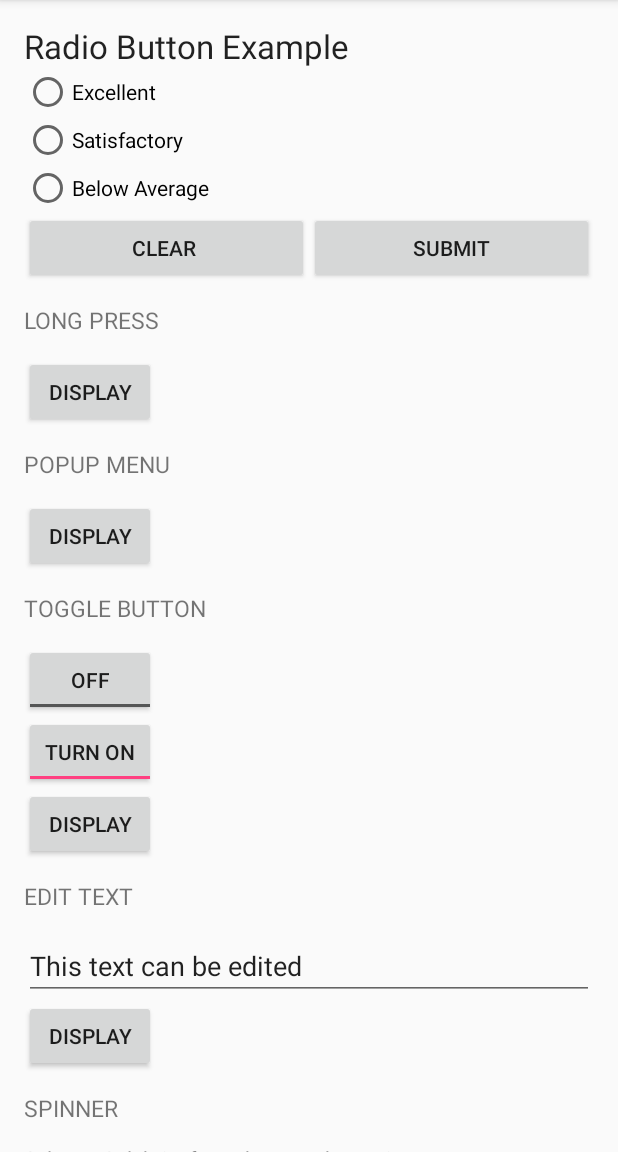
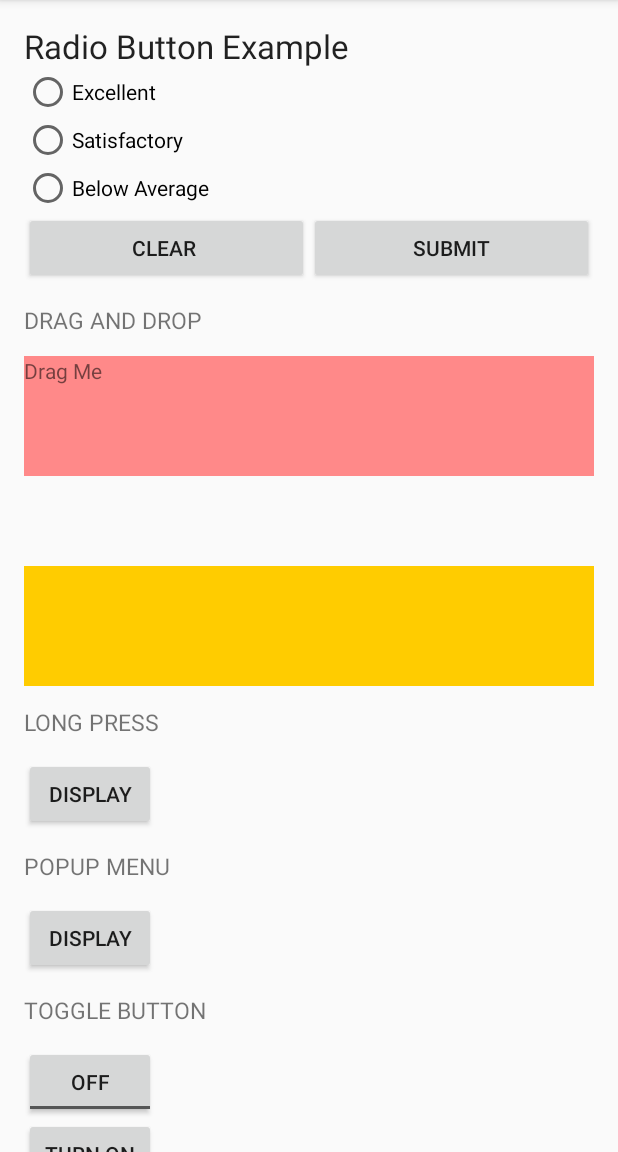
Before and after one commit to lukyth/anything, an Android app: the screen it shows after launch (MainActivity), after a tap on "DISPLAY", on a phone screen of 412 x 824 dp, the part 84-1236 px from its top. Run offline under Robolectric (Android 15) with nearby library versions, the phone set to English and light mode, and no system bars.

Commit message:
Add Drag and Drop example

```diff
--- a/app/src/main/res/layout/activity_main.xml
+++ b/app/src/main/res/layout/activity_main.xml
@@ -71,13 +71,40 @@
 
         <TextView
             style="@style/HeaderTextStyle"
+            android:text="Drag and Drop" />
+
+        <LinearLayout
+            android:id="@+id/pinkLayout"
+            android:layout_width="match_parent"
+            android:layout_height="80dp"
+            android:background="#FF8989"
+            android:orientation="vertical" >
+
+            <TextView
+                android:id="@+id/textViewDrag"
+                android:layout_width="wrap_content"
+                android:layout_height="wrap_content"
+                android:text="@string/drag_text" />
+        </LinearLayout>
+
+        <LinearLayout
+            android:id="@+id/yellowLayout"
+            android:layout_width="match_parent"
+            android:layout_height="80dp"
+            android:layout_marginTop="60dp"
+            android:background="#FFCC00"
+            android:orientation="vertical" >
+        </LinearLayout>
+
+        <TextView
+            style="@style/HeaderTextStyle"
             android:text="Long Press" />
 
         <Button
             android:id="@+id/buttonLongPress"
             android:layout_width="wrap_content"
             android:layout_height="wrap_content"
-            android:text="@string/btn_display"/>
+            android:text="@string/btn_display" />
 
         <TextView
             style="@style/HeaderTextStyle"
@@ -87,7 +114,7 @@
             android:id="@+id/buttonPopupMenu"
             android:layout_width="wrap_content"
             android:layout_height="wrap_content"
-            android:text="@string/btn_display"/>
+            android:text="@string/btn_display" />
 
         <TextView
             style="@style/HeaderTextStyle"
--- a/app/src/main/res/values/strings.xml
+++ b/app/src/main/res/values/strings.xml
@@ -23,4 +23,6 @@
     <string name="menu_blue">Blue</string>
 
     <string name="popup_menu">Popup Menu</string>
+
+    <string name="drag_text">Drag Me</string>
 </resources>
```
Also changed, not shown: app/src/main/java/com/kanitkorn/android/anything/MainActivity.java (+54 -2 lines).
